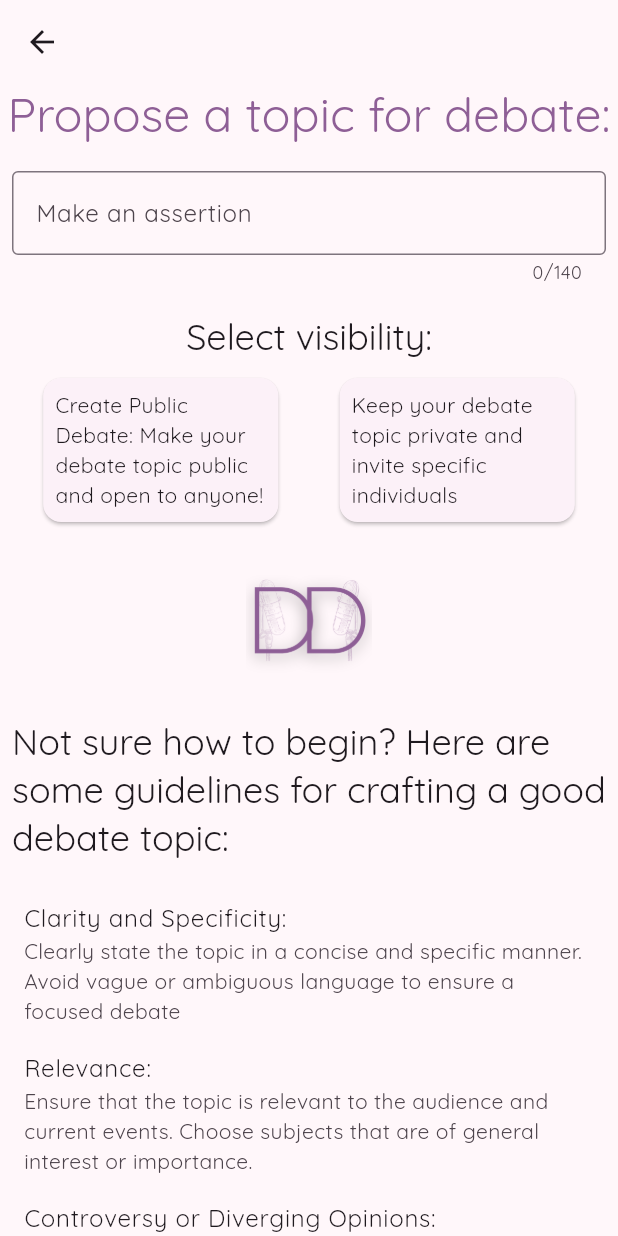
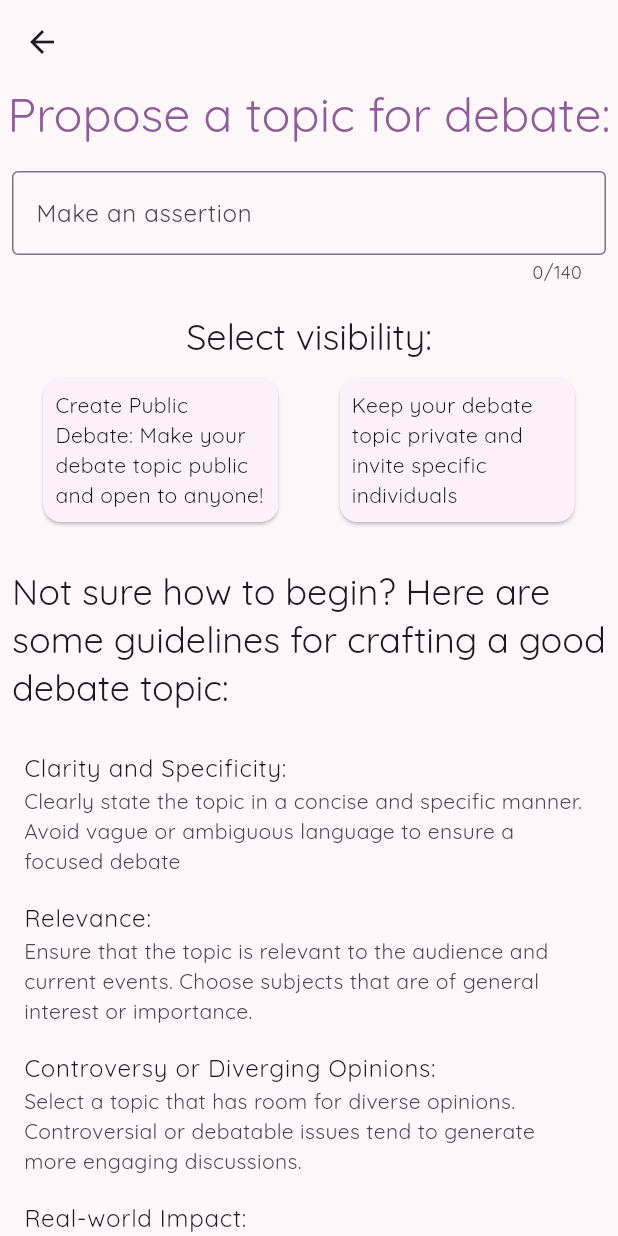
Before and after one commit to Hayley-Smith/debate_dais_prod, a Flutter app: the StartDebate screen opened by its route, on a phone screen of 412 x 824 dp. Run offline on Flutter 3.47's test engine with Material 3 defaults, Android fonts, the phone set to English and light mode, and no system bars; our stand-ins replace google_fonts.

Commit message:
updated small logo

```diff
--- a/lib/start_debate.dart
+++ b/lib/start_debate.dart
@@ -96,16 +96,6 @@ class _StartDebateState extends State<StartDebate> {
               height: 10,
             ),
 
-            SizedBox(height: 100,
-              child: const Padding(
-                padding: EdgeInsets.all(8.0),
-                child: Image(
-                  image: AssetImage(
-                    "assets/smalllogo.png",
-                  ),
-                ),
-              ),
-            ),
 
             //listview of instructions on how to make an assertion
             Padding(
--- a/pubspec.yaml
+++ b/pubspec.yaml
@@ -26,4 +26,4 @@ flutter:
   # To add assets to your application, add an assets section, like this:
   assets:
     - assets/ddban4.png
-    - assets/smalllogo.png
+    - assets/2.png
```
Also changed, not shown: assets/2.png (renamed from assets/smalllogo.png).
